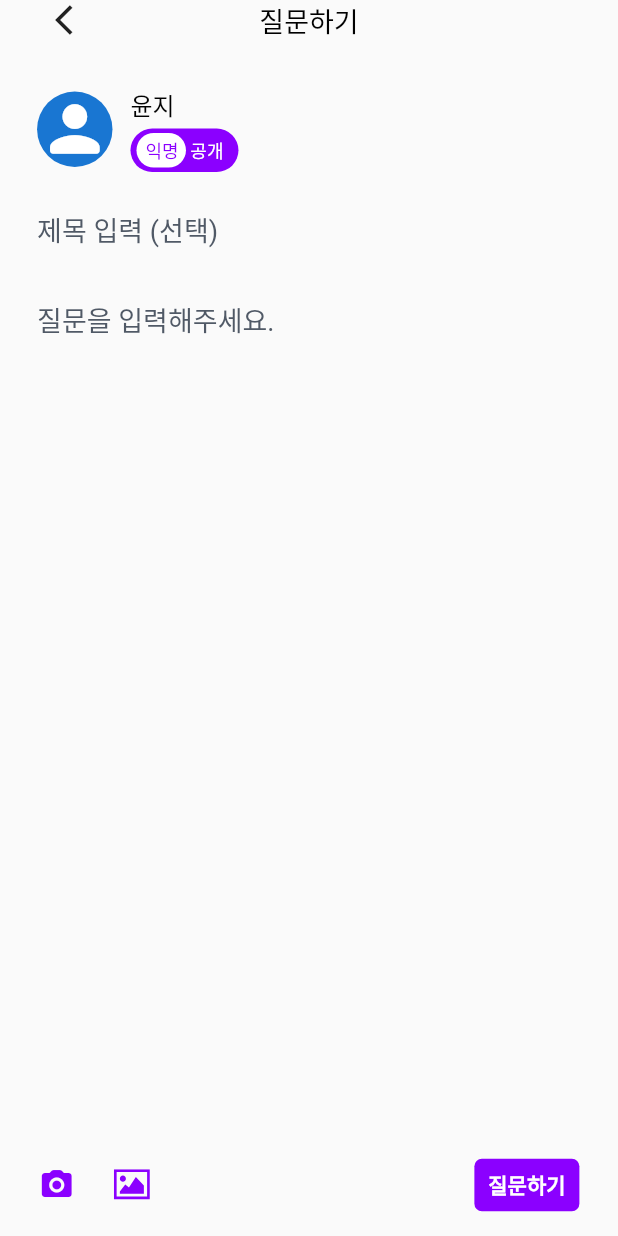
After one commit to 2022-dimipay-recruit/Flutter-Client, a Flutter app: the AskQuestion screen opened directly, on a phone screen of 412 x 824 dp. The commit adds this screen. Run offline on Flutter 3.47's test engine with Material 2 defaults, Android fonts, the phone set to English and light mode, and no system bars; our stand-ins replace cloud_firestore, dio, extended_image, firebase_auth, firebase_core, flutter_svg and 4 more; missing offline and left inert: kakao_flutter_sdk; accounts and stored records are empty; network calls fail; Roboto replaces fonts that are missing (Pretendard); project files that could hold a hidden picture were left out.

Commit message:
Add: Question UI

```diff
--- a/lib/controllers/bindings/main_binding.dart
+++ b/lib/controllers/bindings/main_binding.dart
@@ -1,5 +1,7 @@
 import 'package:dio/dio.dart';
+import 'package:flutter_recruit_asked/controllers/question_controller.dart';
 import 'package:get/get.dart';
+import 'package:image_picker/image_picker.dart';
 
 import '../auth_controller.dart';
 import '../user_controller.dart';
@@ -8,8 +10,11 @@ class MainBinding extends Bindings {
   @override
   void dependencies() {
     Get.lazyPut(() => Dio());
+    Get.lazyPut(() => ImagePicker());
 
     Get.put<UserController>(UserController(), permanent: true);
     Get.put<AuthController>(AuthController(), permanent: true);
+
+    Get.put<QuestionController>(QuestionController());
   }
 }
--- /dev/null
+++ b/lib/controllers/question_controller.dart
@@ -0,0 +1,14 @@
+import 'package:flutter/cupertino.dart';
+import 'package:get/get.dart';
+import 'package:image_picker/image_picker.dart';
+
+class QuestionController extends GetxController {
+  RxString questionMode = "".obs;
+  TextEditingController titleTextController = TextEditingController();
+  TextEditingController contentTextController = TextEditingController();
+
+  ImagePicker _imagePicker = Get.find<ImagePicker>();
+  Rx<XFile?> questionImageFile = XFile("").obs;
+
+  getImageFromDevice(ImageSource sourceKind) async => questionImageFile.value = await _imagePicker.pickImage(source: sourceKind);
+}
--- /dev/null
+++ b/lib/screens/ask_question.dart
@@ -0,0 +1,188 @@
+import 'dart:io';
+
+import 'package:extended_image/extended_image.dart';
+import 'package:flutter/material.dart';
+import 'package:flutter/widgets.dart';
+import 'package:flutter_recruit_asked/controllers/user_controller.dart';
+import 'package:flutter_recruit_asked/screens/widgets/purple_button.dart';
+import 'package:flutter_recruit_asked/screens/widgets/purple_switch.dart';
+import 'package:flutter_svg/flutter_svg.dart';
+import 'package:get/get.dart';
+import 'package:image_picker/image_picker.dart';
+
+import '../controllers/question_controller.dart';
+import '../themes/color_theme.dart';
+import '../themes/text_theme.dart';
+
+enum AskQuestionMode {
+  personal,
+  community
+}
+
+class AskQuestion extends GetWidget<QuestionController> {
+  late AskQuestionMode askQuestionMode;
+  AskQuestion({required this.askQuestionMode});
+
+  late double _height, _width;
+
+  @override
+  Widget build(BuildContext context) {
+    _height = MediaQuery.of(context).size.height;
+    _width = MediaQuery.of(context).size.width;
+
+    UserController _userController = Get.find<UserController>();
+
+
+    return Scaffold(
+      body: SafeArea(
+        child: Stack(
+          alignment: Alignment.topCenter,
+          children: [
+            SizedBox(width: _width, height: _height),
+            Stack(
+              alignment: Alignment.center,
+              children: [
+                SizedBox(width: _width),
+                Text("질문하기", style: appBarTitle),
+                Positioned(
+                  left: _width * 0.075,
+                  child: Icon(Icons.arrow_back_ios_sharp, size: 24),
+                )
+              ],
+            ),
+            Positioned(
+              top: _height * 0.07,
+              left: _width * 0.06,
+              child: SizedBox(
+                child: Column(
+                  crossAxisAlignment: CrossAxisAlignment.start,
+                  children: [
+                    Row(
+                      children: [
+                        CircleAvatar(
+                          radius: _width * 0.061,
+                          child: ClipRRect(
+                            child: _userController.getProfileImg(_width),
+                            borderRadius: BorderRadius.circular(180.0),
+                          ),
+                        ),
+                        SizedBox(width: 12),
+                        Column(
+                          crossAxisAlignment: CrossAxisAlignment.start,
+                          children: [
+                            Text("윤지", style: askQuestionAuthor),
+                            SizedBox(height: 4),
+                            PurpleSwitch(optionList: ['익명', '공개'], nowValue: controller.questionMode)
+                          ],
+                        )
+                      ],
+                    ),
+                    SizedBox(height: _height * 0.01),
+                    SizedBox(
+                      width: _width * 0.9,
+                      child: TextField(
+                        minLines: 1,
+                        maxLines: 1,
+                        controller: controller.titleTextController,
+                        keyboardType: TextInputType.text,
+                        style: askQuestionContent,
+                        decoration: InputDecoration(
+                          contentPadding: EdgeInsets.symmetric(vertical: _height * 0.02),
+                          border: OutlineInputBorder(borderRadius: BorderRadius.circular(10), borderSide: BorderSide(width: 0, style: BorderStyle.none,)),
+                          hintText: "제목 입력 (선택)",
+                          hintStyle: askQuestionContent.copyWith(color: grayOne)
+                        ),
+                      ),
+                    ),
+                    Obx(() => SizedBox(
+                      width: _width * 0.9,
+                      height: (_height * (controller.questionImageFile.value!.path == "" ? 0.7 : 0.45)),
+                      child: TextField(
+                        minLines: 1,
+                        maxLines: null,
+                        controller: controller.contentTextController,
+                        keyboardType: TextInputType.multiline,
+                        style: askQuestionContent,
+                        decoration: InputDecoration(
+                          contentPadding: EdgeInsets.symmetric(vertical: _height * 0.02),
+                          border: OutlineInputBorder(borderRadius: BorderRadius.circular(10), borderSide: BorderSide(width: 0, style: BorderStyle.none,)),
+                          hintText: "질문을 입력해주세요.",
+                          hintStyle: askQuestionContent.copyWith(color: grayOne)
+                        ),
+                      ),
+                  ))
+                  ],
+                ),
+              )
+            ),
+            Positioned(
+              bottom: _height * 0.1,
+              child: Obx(() {
+                try {
+                  return controller.questionImageFile.value!.path == "" ?
+                    SizedBox() :
+                    SizedBox(
+                      height: _height * 0.2,
+                      child: Stack(
+                        alignment: Alignment.center,
+                        children: [
+                          SizedBox(height: _height * 0.2),
+                          ClipRRect(
+                            child: ExtendedImage.file(File(controller.questionImageFile.value!.path)),
+                            borderRadius: BorderRadius.circular(30.0),
+                          ),
+                          GestureDetector(
+                            onTap: () => controller.questionImageFile.value = XFile(""),
+                            child: Icon(Icons.close_rounded, color: Colors.white)
+                          ),
+                        ],
+                      ),
+                    );
+                } catch (e) { return SizedBox(); }
+              })
+            ),
+            Positioned(
+              bottom: _height * 0.02,
+              child: SizedBox(
+                width: _width * 0.875,
+                child: Row(
+                  mainAxisAlignment: MainAxisAlignment.spaceBetween,
+                  children: [
+                    SizedBox(
+                      width: _width * 0.18,
+                      child: Row(
+                        mainAxisAlignment: MainAxisAlignment.spaceBetween,
+                        children: [
+                          GestureDetector(
+                            onTap: () => controller.getImageFromDevice(ImageSource.camera),
+                            child: Icon(Icons.camera_alt_rounded, color: purpleOne, size: 24)
+                          ),
+                          GestureDetector(
+                              onTap: () => controller.getImageFromDevice(ImageSource.gallery),
+                              child: SvgPicture.asset(
+                                "assets/images/icons/gallery.svg",
+                                color: purpleOne,
+                                width: 24,
+                              )
+                          ),
+                        ],
+                      ),
+                    ),
+                    PurpleButton(
+                      text: "질문하기",
+                      clickAction: () {
+                        //TODO 질문 전송
+                        controller.questionImageFile.value = XFile("");
+                        Get.back();
+                      }
+                    )
+                  ],
+                ),
+              ),
+            )
+          ],
+        ),
+      )
+    );
+  }
+}
--- a/lib/screens/home.dart
+++ b/lib/screens/home.dart
@@ -10,6 +10,7 @@ import 'package:get/get.dart';
 
 import '../themes/color_theme.dart';
 import '../themes/text_theme.dart';
+import 'ask_question.dart';
 
 class Home extends StatelessWidget {
   Home({Key? key}) : super(key: key);
@@ -38,7 +39,7 @@ class Home extends StatelessWidget {
                     alignment: Alignment.center,
                     children: [
                       SizedBox(width: _width),
-                      Text("dohui_doch", style: appBarUserId),
+                      Text("dohui_doch", style: appBarTitle),
                       Positioned(
                         right: _width * 0.075,
                         child: SvgPicture.asset(
@@ -118,7 +119,7 @@ class Home extends StatelessWidget {
                             SizedBox(height: 12),
                             PurpleButton(
                               text: "질문하기",
-                              clickAction: () => Get.to(AskQuestion(), transition: Transition.rightToLeft),
+                              clickAction: () => Get.to(AskQuestion(askQuestionMode: AskQuestionMode.personal), transition: Transition.rightToLeft),
                             ),
                           ],
                         )
--- a/lib/screens/widgets/purple_button.dart
+++ b/lib/screens/widgets/purple_button.dart
@@ -5,11 +5,14 @@ import '../../themes/text_theme.dart';
 
 class PurpleButton extends StatelessWidget {
   final String text;
-  PurpleButton({required this.text});
+  dynamic clickAction;
+  PurpleButton({required this.text, required this.clickAction});
 
   @override
   Widget build(BuildContext context) {
-    return Container(
+    return GestureDetector(
+      onTap: clickAction,
+      child: Container(
         width: 70,
         height: 35,
         decoration: BoxDecoration(
@@ -17,6 +20,7 @@ class PurpleButton extends StatelessWidget {
           borderRadius: BorderRadius.circular(5),
         ),
         child: Center(child: Text(text, style: purpleBtn)),
+      ),
     );
   }
 }
--- /dev/null
+++ b/lib/screens/widgets/purple_switch.dart
@@ -0,0 +1,65 @@
+import 'package:flutter/material.dart';
+import 'package:flutter_recruit_asked/themes/color_theme.dart';
+import 'package:get/get.dart';
+
+import '../../themes/text_theme.dart';
+
+class PurpleSwitch extends StatelessWidget {
+  final List optionList;
+  RxString nowValue;
+  PurpleSwitch({required this.optionList, required this.nowValue});
+
+  @override
+  Widget build(BuildContext context) {
+    if (nowValue.value.isEmpty) { nowValue.value = optionList[0]; }
+
+    Duration animateDuration = const Duration(milliseconds: 200);
+
+    return Obx(() => GestureDetector(
+      onTap: () => nowValue.value = (nowValue.value == optionList[0] ? optionList[1] : optionList[0]),
+      child: Container(
+        width: 72,
+        height: 29,
+        decoration: BoxDecoration(
+          color: purpleOne,
+          borderRadius: BorderRadius.circular(14.5)
+        ),
+        child: Stack(
+          alignment: Alignment.center,
+          children: [
+            AnimatedPositioned(
+              left: nowValue.value == optionList[0] ? 4 : 35,
+              duration: animateDuration,
+              child: Container(
+                width: 33,
+                height: 23,
+                decoration: BoxDecoration(
+                    color: Colors.white,
+                    borderRadius: BorderRadius.circular(11.5)
+                ),
+              ),
+            ),
+            SizedBox(
+              width: 52,
+              child: Row(
+                mainAxisAlignment: MainAxisAlignment.spaceBetween,
+                children: [
+                  AnimatedDefaultTextStyle(
+                    duration: animateDuration,
+                    style: purpleSwitch.copyWith(color: nowValue.value == optionList[0] ? purpleOne : Colors.white),
+                    child: Text(optionList[0])
+                  ),
+                  AnimatedDefaultTextStyle(
+                      duration: animateDuration,
+                      style: purpleSwitch.copyWith(color: nowValue.value == optionList[1] ? purpleOne : Colors.white),
+                      child: Text(optionList[1])
+                  ),
+                ],
+              ),
+            ),
+          ],
+        ),
+      )
+    ));
+  }
+}
--- a/lib/screens/widgets/questionbox_moreaction_dialog.dart
+++ b/lib/screens/widgets/questionbox_moreaction_dialog.dart
@@ -128,8 +128,9 @@ class QuestionBoxMoreActionDialog extends StatelessWidget {
                     ),
                   ),
                   SizedBox(height: _displayHeight * 0.01),
-                  GestureDetector(
-                    onTap: () {
+                  PurpleButton(
+                    text: "신고하기",
+                    clickAction: () {
                       Get.back();
                       //TODO 백엔드 신고 전달 코드
                       showDialog(
@@ -137,7 +138,6 @@ class QuestionBoxMoreActionDialog extends StatelessWidget {
                         builder: (_) => reportSuccessDialog(),
                       );
                     },
-                    child: PurpleButton(text: "신고하기")
                   )
                 ],
               ),
--- a/lib/themes/text_theme.dart
+++ b/lib/themes/text_theme.dart
@@ -12,7 +12,7 @@ const loginBtn = TextStyle(
 final homeBottomNavigationBarLabel = TextStyle(
     fontSize: 12, fontFamily: 'Pretendard', fontWeight: FontWeight.w700);
 
-final appBarUserId = TextStyle(
+final appBarTitle = TextStyle(
     fontSize: 18, color: Colors.black, fontFamily: 'Pretendard', fontWeight: FontWeight.w400);
 final profileNickname = TextStyle(
     fontSize: 18, color: Colors.black, fontFamily: 'Pretendard', fontWeight: FontWeight.w600);
@@ -49,8 +49,15 @@ final reportSuccessDialogTitle = TextStyle(
 final reportSuccessDialogContent = TextStyle(
     fontSize: 14, color: Colors.black, fontFamily: 'Pretendard', fontWeight: FontWeight.w400);
 
+final askQuestionAuthor = TextStyle(
+    fontSize: 16, color: Colors.black, fontFamily: 'Pretendard', fontWeight: FontWeight.w500);
+final askQuestionContent = TextStyle(
+    fontSize: 18, color: Colors.black, fontFamily: 'Pretendard', fontWeight: FontWeight.w400);
+
 final purpleBtn = TextStyle(
     fontSize: 14, color: Colors.white, fontFamily: 'Pretendard', fontWeight: FontWeight.w700);
+final purpleSwitch = TextStyle(
+    fontSize: 12, fontFamily: 'Pretendard', fontWeight: FontWeight.w400);
 final actionBtn = TextStyle(
     fontSize: 12, color: grayOne, fontFamily: 'Pretendard', fontWeight: FontWeight.w400);
 final tabBarTitle = TextStyle(
--- a/pubspec.yaml
+++ b/pubspec.yaml
@@ -38,6 +38,8 @@ dependencies:
   google_sign_in: ^5.2.1
   kakao_flutter_sdk: ^1.1.1
   cloud_firestore: ^2.5.4
+
+  image_picker: ^0.8.5+3
 
   fluttertoast: ^8.0.9
   flutter_svg: ^0.23.0+1
```
Also changed, not shown: assets/images/icons/gallery.svg (added), pubspec.lock, 3 other files. Lines whose indentation alone changed are shown as unchanged.
